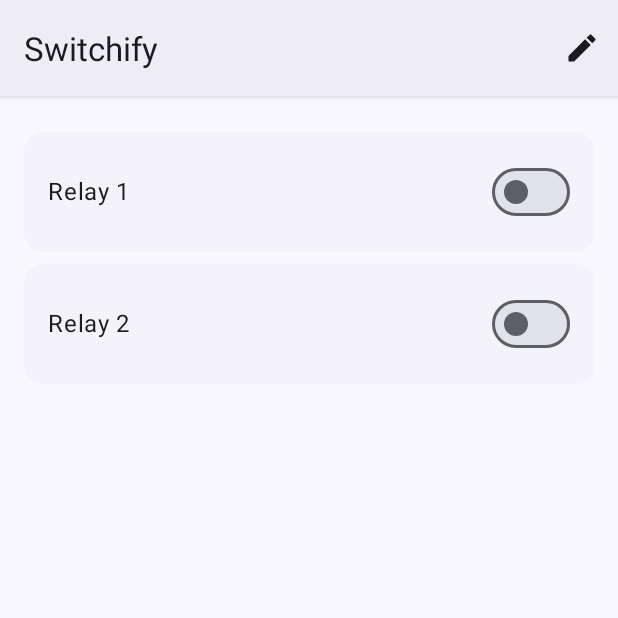
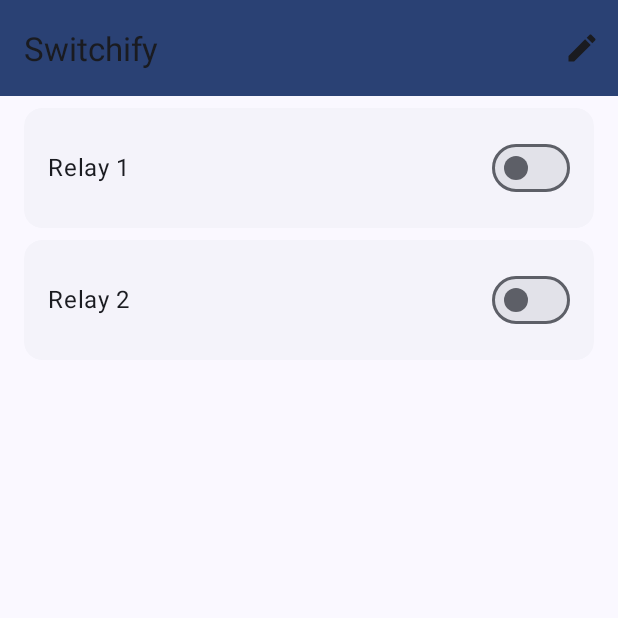
Before and after one commit to prateekpunetha/Switchify, an Android app: the screen it shows after launch (MainActivity), on a phone screen of 412 x 824 dp, the top half of it. Run offline under Robolectric (Android 15) with nearby library versions, the phone set to English and light mode, and no system bars; our stand-ins replace Volley; network calls fail.

Commit message:
switchify: create new toolbar

```diff
--- a/app/src/main/java/dev/prateekpunetha/switchify/MainActivity.java
+++ b/app/src/main/java/dev/prateekpunetha/switchify/MainActivity.java
@@ -7,6 +7,7 @@ import android.view.Menu;
 import android.view.MenuItem;
 import android.view.View;
 import android.widget.TextView;
+import androidx.appcompat.widget.Toolbar;
 import androidx.appcompat.app.AppCompatActivity;
 import com.android.volley.Request;
 import com.android.volley.RequestQueue;
@@ -34,6 +35,8 @@ public class MainActivity extends AppCompatActivity {
     protected void onCreate(Bundle savedInstanceState) {
         super.onCreate(savedInstanceState);
         setContentView(R.layout.activity_main);
+        Toolbar appToolbar = ( Toolbar) findViewById(R.id.main_toolbar);
+        setSupportActionBar(appToolbar);
 
         relay1Switch = findViewById(R.id.relay1Switch);
         relay2Switch = findViewById(R.id.relay2Switch);
--- a/app/src/main/res/layout/activity_main.xml
+++ b/app/src/main/res/layout/activity_main.xml
@@ -3,14 +3,24 @@
     xmlns:app="http://schemas.android.com/apk/res-auto"
     android:layout_width="match_parent"
     android:layout_height="match_parent"
-    android:orientation="vertical"
-    android:padding="16dp">
+    android:orientation="vertical">
+
+    <androidx.appcompat.widget.Toolbar
+        android:id="@+id/main_toolbar"
+        android:layout_width="match_parent"
+        android:layout_height="?attr/actionBarSize"
+        android:background="?attr/colorPrimary"
+        android:elevation="4dp"
+        android:theme="@style/ThemeOverlay.AppCompat.ActionBar"
+        app:popupTheme="@style/ThemeOverlay.AppCompat.Light"/>
 
     <com.google.android.material.card.MaterialCardView
         android:id="@+id/relay1Container"
         android:layout_width="match_parent"
         android:layout_height="wrap_content"
         android:layout_marginTop="8dp"
+        android:layout_marginStart="16dp"
+        android:layout_marginEnd="16dp"
         android:checkable="true"
         app:cardElevation="0dp"
         style="@style/Widget.Material3.CardView.Elevated">
@@ -42,6 +52,8 @@
         android:layout_width="match_parent"
         android:layout_height="wrap_content"
         android:layout_marginTop="8dp"
+        android:layout_marginStart="16dp"
+        android:layout_marginEnd="16dp"
         android:checkable="true"
         app:cardElevation="0dp"
         style="@style/Widget.Material3.CardView.Elevated">
--- a/app/src/main/res/values-night/themes.xml
+++ b/app/src/main/res/values-night/themes.xml
@@ -1,5 +1,5 @@
 <resources>
-    <style name="SwitchifyYou" parent="Theme.Material3.DynamicColors.Dark">
+    <style name="SwitchifyYou" parent="Theme.Material3.DynamicColors.Dark.NoActionBar">
         <item name="android:statusBarColor">@android:color/transparent</item>
         <item name="colorPrimary">@color/md_theme_primary</item>
         <item name="colorOnPrimary">@color/md_theme_onPrimary</item>
--- a/app/src/main/res/values/themes.xml
+++ b/app/src/main/res/values/themes.xml
@@ -1,5 +1,5 @@
 <resources>
-<style name="SwitchifyYou" parent="Theme.Material3.DynamicColors.Light">
+<style name="SwitchifyYou" parent="Theme.Material3.DynamicColors.Light.NoActionBar">
     <item name="android:statusBarColor">@android:color/transparent</item>
     <item name="colorPrimary">@color/md_theme_primary</item>
     <item name="colorOnPrimary">@color/md_theme_onPrimary</item>
```
